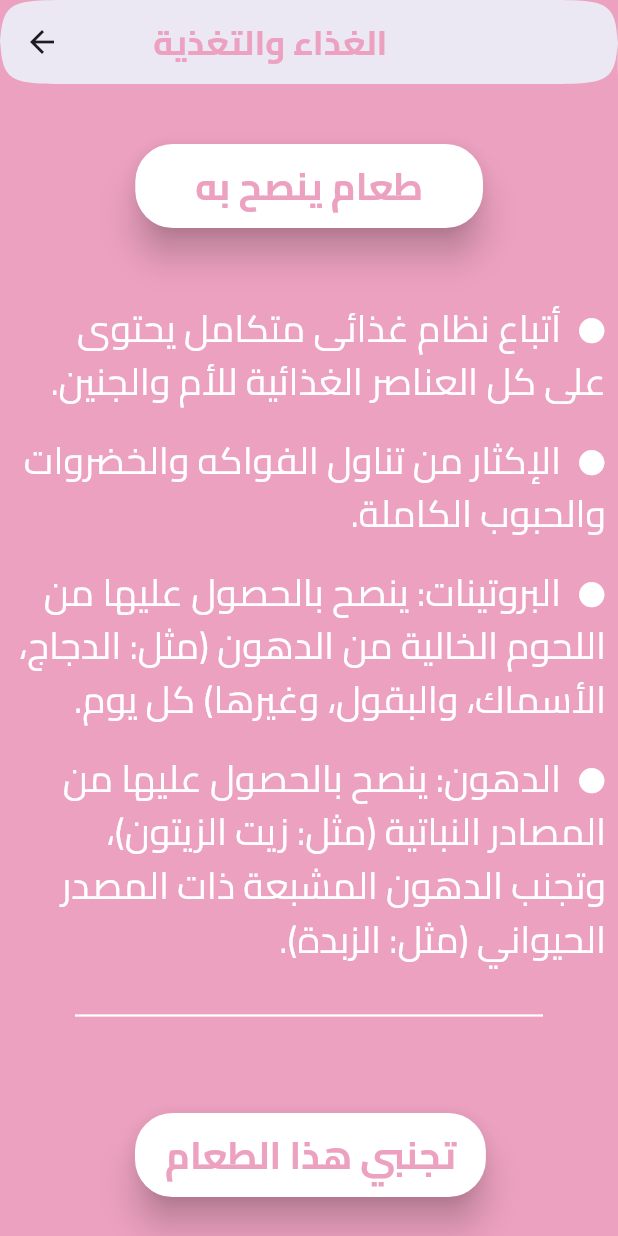
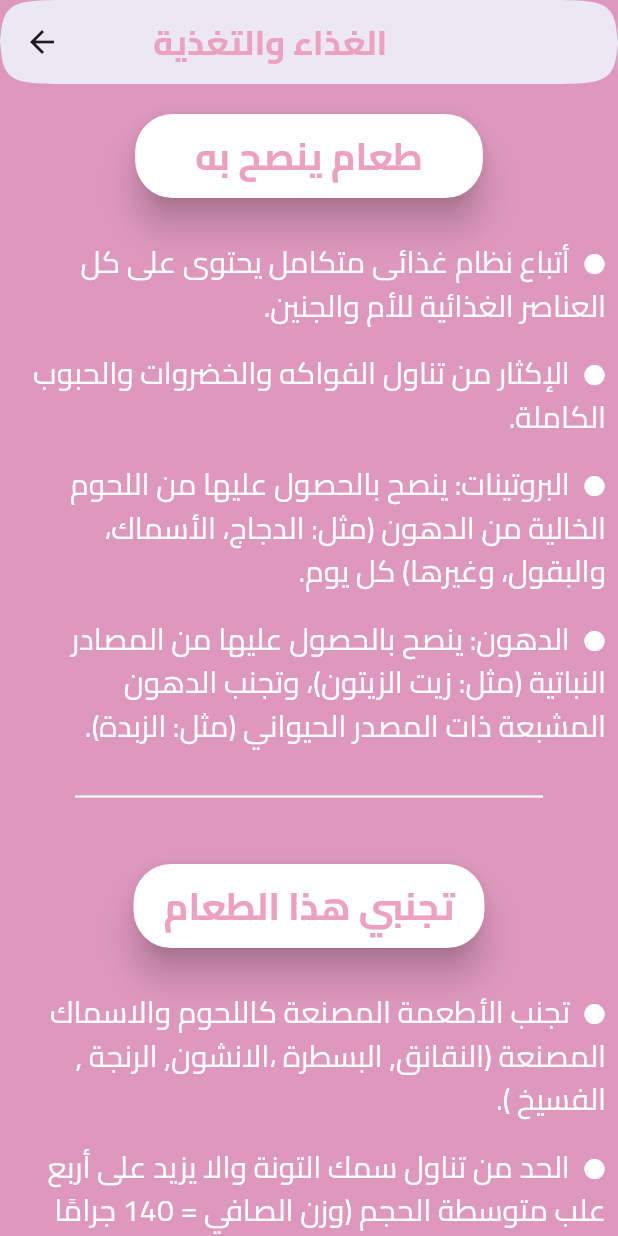
Before and after one commit to saifeldein0/Motab3a, a Flutter app: the Diet screen opened directly, on a phone screen of 412 x 824 dp. Run offline on Flutter 3.47's test engine with Material 2 defaults, Android fonts, the phone set to English and light mode, and no system bars; our stand-ins replace cloud_firestore, firebase_auth, firebase_core, get; accounts and stored records are empty.

Commit message:
animations + logo

```diff
--- a/lib/main.dart
+++ b/lib/main.dart
@@ -1,4 +1,5 @@
 import 'package:firebase_core/firebase_core.dart';
+import 'package:get/get.dart';
 import 'firebase_options.dart';
 import 'package:flutter/material.dart';
 import 'package:application/screens/Login_screen.dart'; // Import the LoginScreen
@@ -16,7 +17,7 @@ class MyApp extends StatelessWidget {
 
   @override
   Widget build(BuildContext context) {
-    return MaterialApp(
+    return GetMaterialApp(
       debugShowCheckedModeBanner: false,
       title: 'Flutter App',
       theme: ThemeData(
--- a/lib/screens/diet and nutrition_screen.dart
+++ b/lib/screens/diet and nutrition_screen.dart
@@ -6,7 +6,7 @@ class Diet extends StatelessWidget {
   @override
   Widget build(BuildContext context) {
     return Scaffold(
-      backgroundColor: const Color.fromARGB(255, 236, 161, 192),
+      backgroundColor: Color(0xFFde98bd),
       appBar: AppBar(
         backgroundColor: Color.fromARGB(255, 255, 255, 255),
         title: const Text(
@@ -24,11 +24,11 @@ class Diet extends StatelessWidget {
           crossAxisAlignment: CrossAxisAlignment.start,
           children: [
             Row(
-              mainAxisAlignment: MainAxisAlignment.end,
+              mainAxisAlignment: MainAxisAlignment.center,
               children: [
                 Card(
                   elevation: 10,
-                  margin: const EdgeInsets.symmetric(horizontal: 90, vertical: 40),
+                  margin: const EdgeInsets.all(20),
                   shape: RoundedRectangleBorder(
                       borderRadius: BorderRadius.circular(25)),
                   color: const Color.fromARGB(255, 255, 255, 255),
@@ -55,7 +55,7 @@ class Diet extends StatelessWidget {
                   child: Text(
                     '⬤ 	أتباع نظام غذائى متكامل يحتوى على كل العناصر الغذائية للأم والجنين.',
                     style: TextStyle(
-                        fontSize: 25, fontFamily: 'cairo', color: Colors.white),
+                        fontSize: 20, fontFamily: 'cairo', color: Colors.white),
                     textDirection: TextDirection.rtl,
                   ),
                 ),
@@ -64,7 +64,7 @@ class Diet extends StatelessWidget {
                   child: Text(
                     '⬤ 	الإكثار من تناول الفواكه والخضروات والحبوب الكاملة.',
                     style: TextStyle(
-                        fontSize: 25, fontFamily: 'cairo', color: Colors.white),
+                        fontSize: 20, fontFamily: 'cairo', color: Colors.white),
                     textDirection: TextDirection.rtl,
                   ),
                 ),
@@ -73,7 +73,7 @@ class Diet extends StatelessWidget {
                   child: Text(
                     '⬤  البروتينات: ينصح بالحصول عليها من اللحوم الخالية من الدهون (مثل: الدجاج، الأسماك، والبقول، وغيرها) كل يوم.',
                     style: TextStyle(
-                        fontSize: 25, fontFamily: 'cairo', color: Colors.white),
+                        fontSize: 20, fontFamily: 'cairo', color: Colors.white),
                     textDirection: TextDirection.rtl,
                   ),
                 ),
@@ -82,7 +82,7 @@ class Diet extends StatelessWidget {
                   child: Text(
                     '⬤ 	الدهون: ينصح بالحصول عليها من المصادر النباتية (مثل: زيت الزيتون)، وتجنب الدهون المشبعة ذات المصدر الحيواني (مثل: الزبدة).',
                     style: TextStyle(
-                        fontSize: 25, fontFamily: 'cairo', color: Colors.white),
+                        fontSize: 20, fontFamily: 'cairo', color: Colors.white),
                     textDirection: TextDirection.rtl,
                   ),
                 ),
@@ -93,12 +93,11 @@ class Diet extends StatelessWidget {
             endIndent: 50,),
 
                   Row(
-                  mainAxisAlignment: MainAxisAlignment.end,
+                  mainAxisAlignment: MainAxisAlignment.center,
                   children: [
                     Card(
                       elevation: 10,
-                      margin:const  EdgeInsets.symmetric(
-                          horizontal: 90, vertical: 40),
+                      margin: const EdgeInsets.all(20),
                       shape: RoundedRectangleBorder(
                           borderRadius: BorderRadius.circular(25)),
                       color: const Color.fromARGB(255, 255, 255, 255),
@@ -122,7 +121,7 @@ class Diet extends StatelessWidget {
                   child: Text(
                     '⬤ 	تجنب الأطعمة المصنعة كاللحوم والاسماك المصنعة (النقانق, البسطرة ،الانشون, الرنجة , الفسيخ ).',
                     style: TextStyle(
-                        fontSize: 25, fontFamily: 'cairo', color: Colors.white),
+                        fontSize: 20, fontFamily: 'cairo', color: Colors.white),
                     textDirection: TextDirection.rtl,
                   ),
                 ),
@@ -131,7 +130,7 @@ class Diet extends StatelessWidget {
                   child: Text(
                     '⬤ 	الحد من تناول سمك التونة والا يزيد على أربع علب متوسطة الحجم (وزن الصافي = 140 جرامًا لكل علبة) في الأسبوع.',
                     style: TextStyle(
-                        fontSize: 25, fontFamily: 'cairo', color: Colors.white),
+                        fontSize: 20, fontFamily: 'cairo', color: Colors.white),
                     textDirection: TextDirection.rtl,
                   ),
                 ),
@@ -140,7 +139,7 @@ class Diet extends StatelessWidget {
                   child: Text(
                     '⬤ 	بعض أنواع الأسماك الزيتية التي قد تحتوي على مواد كيميائية من التلوث، وقد تتراكم في الجسم مع مرور الوقت وتكون ضارة؛ لذا ينصح بألا تزيد على حصتين أسبوعيًّا (مثل: سمك الماكريل، والسردين، والسالمون، والتونة الطازجة؛ حيث لا يعتبر سمك التونة المعلب أسماكًا زيتية).',
                     style: TextStyle(
-                        fontSize: 25, fontFamily: 'cairo', color: Colors.white),
+                        fontSize: 20, fontFamily: 'cairo', color: Colors.white),
                     textDirection: TextDirection.rtl,
                   ),
                 ),
@@ -149,7 +148,7 @@ class Diet extends StatelessWidget {
                   child: Text(
                     '⬤ 	تجنب تناول الأطعمة المعلبة والوجبات السريعة ووجبات المطاعم لاحتوائهم على نسبة كبيرة من الصوديوم الذي يطيل من تاريخ صلاحية المنتج الغذائي.',
                     style: TextStyle(
-                        fontSize: 25, fontFamily: 'cairo', color: Colors.white),
+                        fontSize: 20, fontFamily: 'cairo', color: Colors.white),
                     textDirection: TextDirection.rtl,
                   ),
                 ),
@@ -158,7 +157,7 @@ class Diet extends StatelessWidget {
                   child: Text(
                     '⬤ 	الكافيين: وهي مادة توجد بشكل طبيعي في الأطعمة (مثل: الشاي، والقهوة، والشوكولاته)، وبعض المشروبات الغازية، مشروبات الطاقة أو بعض المسكنات، وينصح بالحد من تناوله أثناء الحمل، حيث إن كثرته تزيد خطر حدوث الإجهاض وانخفاض وزن الطفل عند الولادة.',
                     style: TextStyle(
-                        fontSize: 25, fontFamily: 'cairo', color: Colors.white),
+                        fontSize: 20, fontFamily: 'cairo', color: Colors.white),
                     textDirection: TextDirection.rtl,
                   ),
                 ),
@@ -167,7 +166,7 @@ class Diet extends StatelessWidget {
                   child: Text(
                     '⬤  تجنب شراء المنتجات المحتوية على أحادي جلوتامات الصوديوم ويرمز له بالرمز (E621)  أو استخدامه أثناء الطبخ لتقليل من الملح في الطعام؛ حيث إنه يسبب احتباس السوائل؛ مما يؤدي إلى ارتفاع ضغط الدم.  ',
                     style: TextStyle(
-                        fontSize: 25, fontFamily: 'cairo', color: Colors.white),
+                        fontSize: 20, fontFamily: 'cairo', color: Colors.white),
                     textDirection: TextDirection.rtl,
                   ),
                 ),
--- a/lib/screens/environment_screen.dart
+++ b/lib/screens/environment_screen.dart
@@ -6,7 +6,7 @@ class Environment extends StatelessWidget {
   @override
   Widget build(BuildContext context) {
     return Scaffold(
-      backgroundColor: const Color.fromARGB(255, 236, 161, 192),
+      backgroundColor: Color(0xFFde98bd),
       appBar: AppBar(
         backgroundColor:const Color.fromARGB(255, 255, 255, 255),
         title: const Text(
--- a/lib/screens/hospital_map_screen.dart
+++ b/lib/screens/hospital_map_screen.dart
@@ -8,6 +8,7 @@ class HospitalMapScreen extends StatelessWidget {
   @override
   Widget build(BuildContext context) {
     return Scaffold(
+      backgroundColor: Color(0xFFfaeaf0),
       appBar: AppBar(
         backgroundColor: const Color.fromARGB(255, 236, 161, 192),
         title: const Text(
@@ -22,7 +23,8 @@ class HospitalMapScreen extends StatelessWidget {
             ContinuousRectangleBorder(borderRadius: BorderRadius.circular(50)),
         elevation: 10,
       ),
-      body: Center(
+      body:
+       Center(
         child: ElevatedButton(
           style: ButtonStyle(
             backgroundColor: MaterialStateProperty.all(const Color.fromARGB(255, 236, 161, 192),
--- a/lib/screens/pharmaceutical_screen.dart
+++ b/lib/screens/pharmaceutical_screen.dart
@@ -7,7 +7,7 @@ class pharmaticuals extends StatelessWidget {
   @override
   Widget build(BuildContext context) {
     return Scaffold(
-      backgroundColor: const Color.fromARGB(255, 236, 161, 192),
+      backgroundColor: Color(0xFFde98bd),
       appBar: AppBar(
         backgroundColor: const Color.fromARGB(255, 255, 255, 255),
         title: const Text(
--- a/lib/screens/psychological stressors_screen.dart
+++ b/lib/screens/psychological stressors_screen.dart
@@ -7,7 +7,7 @@ class Stress extends StatelessWidget {
   @override
   Widget build(BuildContext context) {
     return Scaffold(
-      backgroundColor: const Color.fromARGB(255, 236, 161, 192),
+      backgroundColor: Color(0xFFde98bd),
       appBar: AppBar(
         backgroundColor: const Color.fromARGB(255, 255, 255, 255),
         title: const Text(
--- a/lib/screens/rest and exercise_screen.dart
+++ b/lib/screens/rest and exercise_screen.dart
@@ -6,7 +6,7 @@ class RestExcersice extends StatelessWidget {
   @override
   Widget build(BuildContext context) {
     return Scaffold(
-      backgroundColor: const Color.fromARGB(255, 236, 161, 192),
+      backgroundColor: Color(0xFFde98bd),
       appBar: AppBar(
         backgroundColor: const Color.fromARGB(255, 255, 255, 255),
         title: const Text(
--- a/lib/screens/smoking and alcohol_screen.dart
+++ b/lib/screens/smoking and alcohol_screen.dart
@@ -7,7 +7,7 @@ class Smoking extends StatelessWidget {
   @override
   Widget build(BuildContext context) {
     return Scaffold(
-      backgroundColor: const Color.fromARGB(255, 236, 161, 192),
+      backgroundColor: Color(0xFFde98bd),
       appBar: AppBar(
         backgroundColor: const Color.fromARGB(255, 255, 255, 255),
         title: const Text(
--- a/lib/widgets/home_buttons.dart
+++ b/lib/widgets/home_buttons.dart
@@ -1,5 +1,6 @@
 
 import 'package:flutter/material.dart';
+import 'package:get/get.dart';
 
 
 class button extends StatelessWidget {
@@ -28,10 +29,7 @@ class button extends StatelessWidget {
           ),
         ),
         onPressed: () {
-          Navigator.push(
-            context,
-            MaterialPageRoute(builder: (context) => class_name!),
-          );
+          Get.to(class_name!, transition: Transition.rightToLeftWithFade , duration : Duration(milliseconds: 300));
         },
         icon: icon!,
         label: Text(
--- a/pubspec.yaml
+++ b/pubspec.yaml
@@ -16,6 +16,8 @@ dependencies:
   cupertino_icons: ^1.0.5
   google_maps_flutter: ^2.3.1
   url_launcher: ^6.1.12
+  get: ^4.6.5
+
 
 dev_dependencies:
   flutter_test:
@@ -32,4 +34,4 @@ flutter:
         - asset: fonts/Cairo-VariableFont_slnt,wght.ttf
 
   assets:
-    - images/logo2.png
+    - images/
```
Also changed, not shown: lib/screens/home_screen.dart (+10 -9 lines), lib/screens/login_screen.dart (+16 -28 lines), lib/screens/register_screen.dart (+8 -9 lines), lib/screens/symptoms_and_complications_screen.dart (+22 -22 lines), lib/widgets/bottom_bar_iconbuttons.dart (+2 -5 lines), images/cover.png (added), pubspec.lock.
